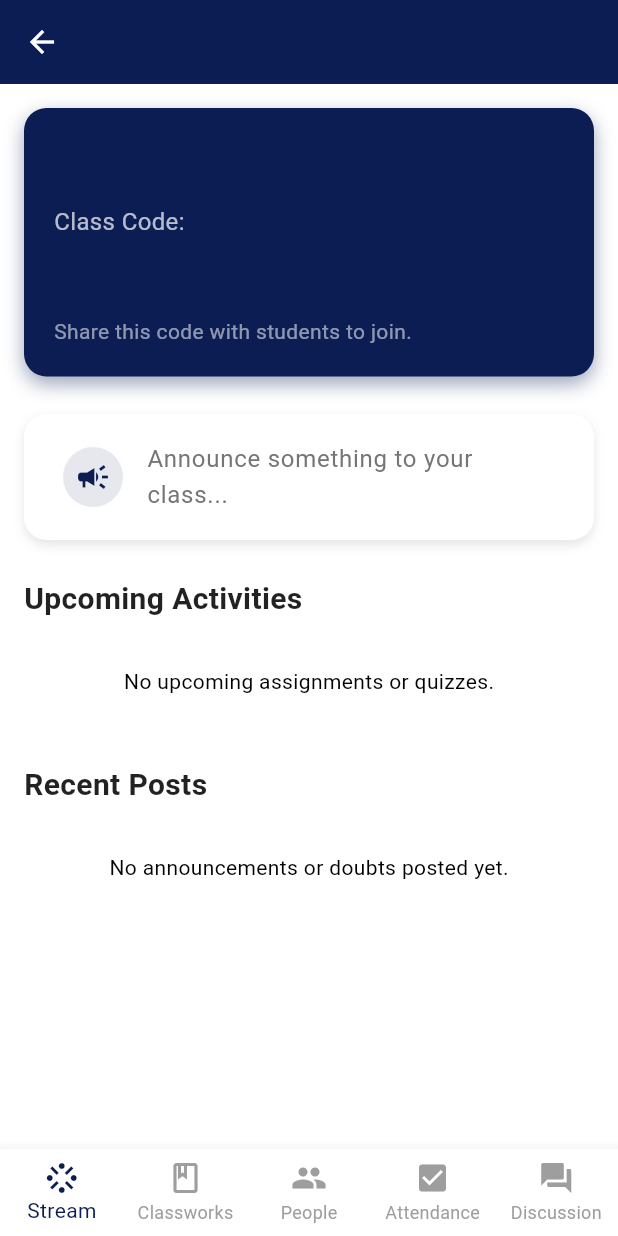
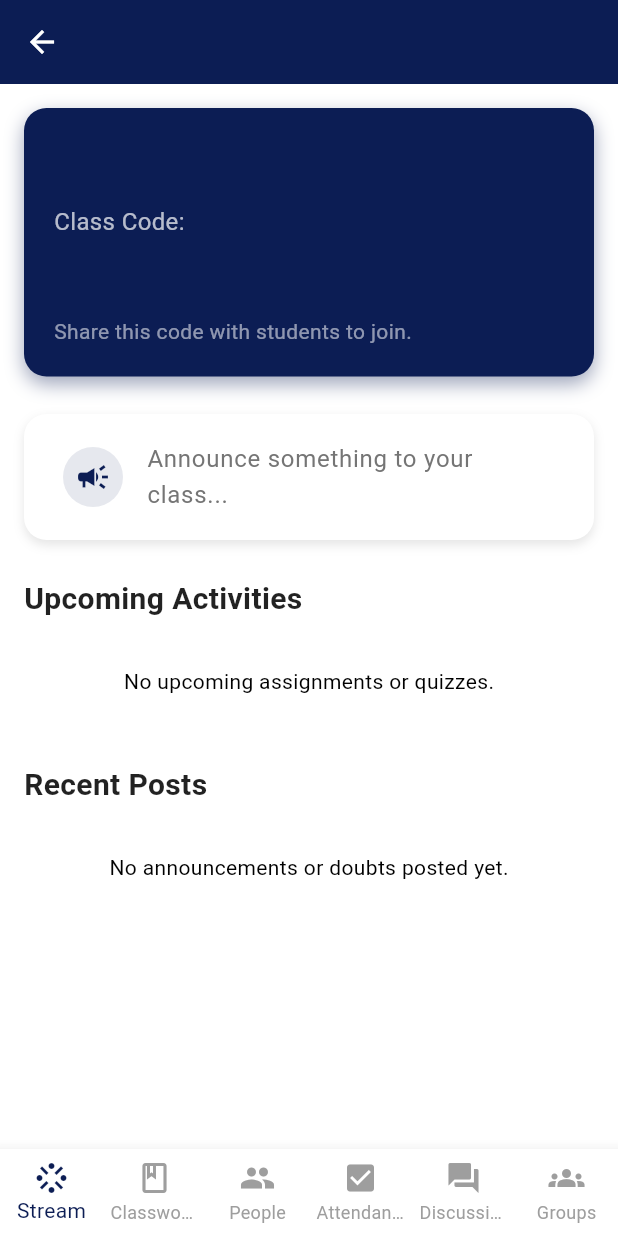
Before and after one commit to ProPaul25/CollabLearn, a Flutter app: the CourseDashboardPage screen opened directly with empty values, on a phone screen of 412 x 824 dp. Run offline on Flutter 3.47's test engine with Material 3 defaults, Android fonts, the phone set to English and light mode, and no system bars; our stand-ins replace cloud_firestore, file_picker, firebase_auth, firebase_core, google_sign_in, image_picker and 1 more; missing offline and left inert: cloudinary_public, mobile_scanner; accounts and stored records are empty.

Commit message:
Frontendn fone for study group section

```diff
--- a/collablearn1/lib/course_dashboard_page.dart
+++ b/collablearn1/lib/course_dashboard_page.dart
@@ -1,4 +1,4 @@
-// lib/course_dashboard_page.dart - FINAL VERSION
+// lib/course_dashboard_page.dart - FINAL VERSION WITH STUDY GROUPS
 
 import 'package:flutter/material.dart';
 import 'package:firebase_auth/firebase_auth.dart';
@@ -7,17 +7,16 @@ import 'study_materials_view_page.dart';
 import 'doubt_polls_view_page.dart';
 import 'people_view_page.dart';
 import 'attendance_management_page.dart';
-// import 'stream_page.dart'; // <-- NO LONGER NEEDED
 import 'create_announcement_page.dart';
 import 'assignment_detail_page.dart';
 import 'study_materials_view_page.dart' show AssignmentItem;
 // NEW IMPORTS
 import 'doubt_poll_detail_page.dart';
 import 'announcement_detail_page.dart';
-import 'stream_page.dart' show Announcement; // Only for Announcement model
+import 'stream_page.dart' show Announcement;
+import 'study_groups_view_page.dart'; // <--- NEW: Import Study Groups View
 
 class CourseDashboardPage extends StatefulWidget {
-  // ... (Constructor is unchanged)
   final String classId;
   final String className;
   final String classCode;
@@ -34,7 +33,6 @@ class CourseDashboardPage extends StatefulWidget {
 }
 
 class _CourseDashboardPageState extends State<CourseDashboardPage> {
-  // ... (All code here is unchanged)
   int _selectedIndex = 0;
   late final Future<bool> _isInstructorFuture;
 
@@ -82,7 +80,7 @@ class _CourseDashboardPageState extends State<CourseDashboardPage> {
 
           final List<Widget> _widgetOptions = <Widget>[
             // 0: Stream
-            StreamTab( // <-- This is the fully updated StreamTab
+            StreamTab(
               className: widget.className,
               classCode: widget.classCode,
               classId: widget.classId,
@@ -96,6 +94,8 @@ class _CourseDashboardPageState extends State<CourseDashboardPage> {
             AttendanceManagementPage(classId: widget.classId),
             // 4: Discussion
             DoubtPollsViewPage(classId: widget.classId),
+            // 5: GROUPS <--- NEW ADDITION
+            StudyGroupsViewPage(classId: widget.classId),
           ];
 
           return _widgetOptions.elementAt(_selectedIndex);
@@ -103,13 +103,13 @@ class _CourseDashboardPageState extends State<CourseDashboardPage> {
       ),
 
       bottomNavigationBar: BottomNavigationBar(
-        // ... (Unchanged)
         items: const <BottomNavigationBarItem>[
           BottomNavigationBarItem(icon: Icon(Icons.stream), label: 'Stream'),
           BottomNavigationBarItem(icon: Icon(Icons.class_outlined), label: 'Classworks'),
           BottomNavigationBarItem(icon: Icon(Icons.people), label: 'People'),
           BottomNavigationBarItem(icon: Icon(Icons.check_box), label: 'Attendance'),
           BottomNavigationBarItem(icon: Icon(Icons.forum), label: 'Discussion'),
+          BottomNavigationBarItem(icon: Icon(Icons.groups), label: 'Groups'), // <--- NEW ICON
         ],
         currentIndex: _selectedIndex,
         selectedItemColor: primaryColor,
@@ -186,7 +186,6 @@ class StreamTab extends StatelessWidget {
           // --- Class Info Card (Instructor Only) ---
           if (isInstructor)
             Container(
-              // ... (Unchanged)
               padding: const EdgeInsets.all(20),
               decoration: BoxDecoration(color: primaryColor, borderRadius: BorderRadius.circular(15), boxShadow: [BoxShadow(color: primaryColor.withOpacity(0.4), blurRadius: 10, offset: const Offset(0, 5))]),
               child: Column(crossAxisAlignment: CrossAxisAlignment.start, children: [
@@ -206,7 +205,6 @@ class StreamTab extends StatelessWidget {
           // --- Announce Button (Instructor Only) ---
           if (isInstructor)
             Container(
-              // ... (Unchanged)
               padding: const EdgeInsets.all(10),
               decoration: BoxDecoration(color: isDark ? const Color(0xFF1C2237) : Colors.white, borderRadius: BorderRadius.circular(15), boxShadow: [BoxShadow(color: Colors.black.withOpacity(0.1), blurRadius: 5, offset: const Offset(0, 3))]),
               child: ListTile(
@@ -298,7 +296,6 @@ class StreamTab extends StatelessWidget {
 
   // --- Widget for "Upcoming Item" (Unchanged) ---
   Widget _buildUpcomingItem(BuildContext context, AssignmentItem assignment) {
-    // ... (This function is unchanged)
     final isDark = Theme.of(context).brightness == Brightness.dark;
     String formattedDueDate() {
       final date = assignment.dueDate.toDate();
```
